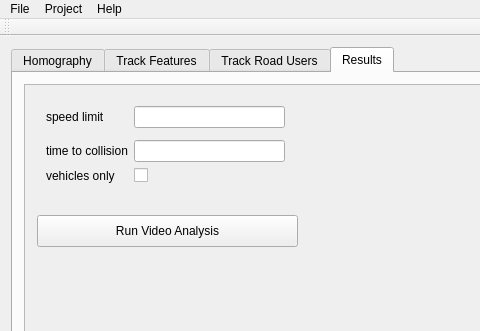
Qt form application/views/safety_main.ui (santosfamilyfoundation/TrafficGUIs) before a commit; both pictures show x 0 to 480 and y 0 to 331 of the 1280 by 800 pixel window.
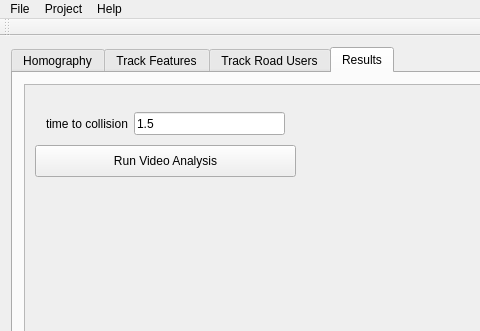
The same form after that commit. The open tabs and pages were chosen to show the change. Custom widgets are drawn as their Qt base class.

Commit message:
Eliminated speed_limit and vehicle_only params
- Removed from client API
- Removed from GUI
- Updated these in test_cloud (along with other test cloud calls)

Diff of the .ui file:
```diff
--- a/application/views/safety_main.ui
+++ b/application/views/safety_main.ui
@@ -708,8 +708,8 @@
               <rect>
                <x>0</x>
                <y>0</y>
-               <width>1206</width>
-               <height>661</height>
+               <width>1222</width>
+               <height>669</height>
               </rect>
              </property>
              <widget class="QWidget" name="formLayoutWidget">
@@ -718,50 +718,40 @@
                 <x>10</x>
                 <y>10</y>
                 <width>261</width>
-                <height>111</height>
+                <height>51</height>
                </rect>
               </property>
               <layout class="QFormLayout" name="results_parameter_form">
                <item row="0" column="0">
-                <widget class="QLabel" name="speedLimitLabel">
-                 <property name="text">
-                  <string>speed limit</string>
-                 </property>
-                </widget>
+                <layout class="QHBoxLayout" name="results_parameter_layout"/>
                </item>
-               <item row="0" column="1">
-                <widget class="QLineEdit" name="speedLimitLineEdit"/>
-               </item>
-               <item row="2" column="0">
+               <item row="1" column="0">
                 <widget class="QLabel" name="timeToCollisionLabel">
                  <property name="text">
                   <string>time to collision</string>
                  </property>
                 </widget>
                </item>
-               <item row="2" column="1">
-                <widget class="QLineEdit" name="timeToCollisionLineEdit"/>
-               </item>
-               <item row="3" column="0">
-                <widget class="QLabel" name="vehiclesOnlyLabel">
+               <item row="1" column="1">
+                <widget class="QLineEdit" name="timeToCollisionLineEdit">
+                 <property name="sizePolicy">
+                  <sizepolicy hsizetype="Expanding" vsizetype="Expanding">
+                   <horstretch>0</horstretch>
+                   <verstretch>0</verstretch>
+                  </sizepolicy>
+                 </property>
                  <property name="text">
-                  <string>vehicles only</string>
+                  <string>1.5</string>
                  </property>
                 </widget>
                </item>
-               <item row="3" column="1">
-                <widget class="QCheckBox" name="vehiclesOnlyCheckBox"/>
-               </item>
-               <item row="1" column="0">
-                <layout class="QHBoxLayout" name="results_parameter_layout"/>
-               </item>
               </layout>
              </widget>
              <widget class="QPushButton" name="runAnalysisButton">
               <property name="geometry">
                <rect>
-                <x>12</x>
-                <y>130</y>
+                <x>10</x>
+                <y>60</y>
                 <width>261</width>
                 <height>32</height>
                </rect>
```
Left out of the diff: 10 changed lines with no effect on the pictures. The commit also changes 4 other files.
